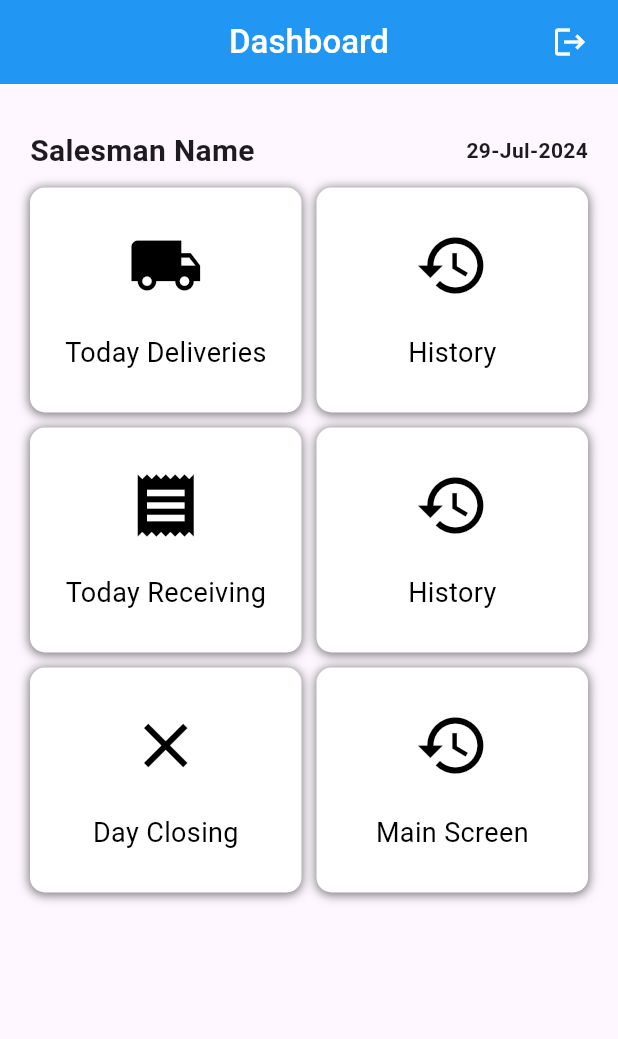
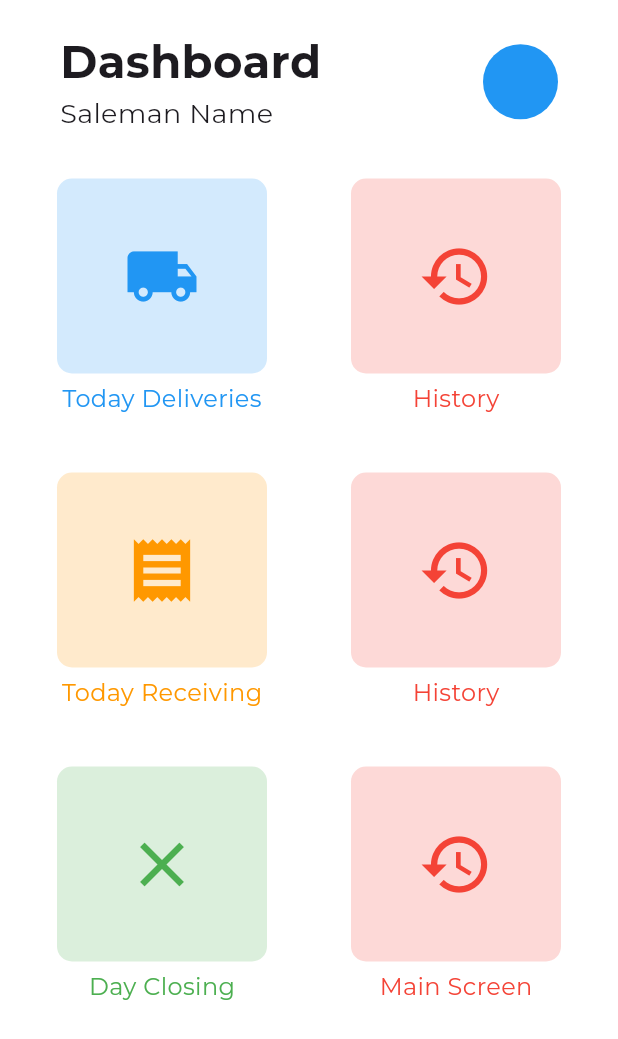
Before and after one commit to samiejaz/ak-enterprises-app, a Flutter app: the screen it shows after launch, on a phone screen of 412 x 824 dp. Shown: the top 1039 px of the screen. Run offline on Flutter 3.47's test engine with Material 3 defaults, Android fonts, the light colour scheme and no system bars; our stand-ins replace google_fonts, image_picker.

Commit message:
Color tiles

```diff
--- a/lib/screens/dash_board_screen.dart
+++ b/lib/screens/dash_board_screen.dart
@@ -1,6 +1,7 @@
 import 'package:ak_enterprises_app/utils/common_functions.dart';
 import 'package:ak_enterprises_app/utils/constants.dart';
 import 'package:flutter/material.dart';
+import 'package:google_fonts/google_fonts.dart';
 
 class DashBoardScreen extends StatefulWidget {
   const DashBoardScreen({super.key});
@@ -15,71 +16,70 @@ class _DashBoardScreenState extends State<DashBoardScreen> {
       "title": "Today Deliveries",
       "icon": Icons.local_shipping,
       "routeUrl": "/deliveries",
+      "color": Colors.blue
     },
     {
       "title": "History",
       "icon": Icons.history,
       "routeUrl": "/deliverieshistory",
+      "color": Colors.red
     },
     {
       "title": "Today Receiving",
       "icon": Icons.receipt,
       "routeUrl": "/receivings",
+      "color": Colors.orange
     },
     {
       "title": "History",
       "icon": Icons.history,
       "routeUrl": "/receivingshistory",
+      "color": Colors.red
     },
     {
       "title": "Day Closing",
       "icon": Icons.close,
       "routeUrl": "/dayclosing",
+      "color": Colors.green
     },
     {
       "title": "Main Screen",
       "icon": Icons.history,
       "routeUrl": "/history",
+      "color": Colors.red
     },
   ];
 
-  Widget cardTile(String title, IconData icon, String routeUrl) {
+  Widget cardTile(String title, IconData icon, String routeUrl, Color color) {
     return MouseRegion(
       cursor: SystemMouseCursors.click,
       child: GestureDetector(
         onTap: () {
           Navigator.pushNamed(context, routeUrl);
         },
-        child: Container(
-          padding: const EdgeInsets.all(10),
+        child: Column(
+          children: [
+            Container(
+              width: 140,
+              padding: const EdgeInsets.all(40),
               decoration: BoxDecoration(
                 borderRadius: BorderRadius.circular(10),
-            color: Colors.white,
-            boxShadow: const [
-              BoxShadow(
-                  color: Colors.black54,
-                  blurRadius: 5,
-                  offset: Offset(0, 1),
-                  spreadRadius: 0.1,
-                  blurStyle: BlurStyle.normal),
-            ],
+                color: color.withOpacity(0.2),
               ),
               child: Center(
-              child: Column(
-            mainAxisAlignment: MainAxisAlignment.center,
-            children: [
-              Icon(
+                child: Icon(
                   icon,
-                color: Colors.black,
+                  color: color,
                   size: 50,
                 ),
-              const SizedBox(height: 20),
-              Text(
-                title,
-                style: const TextStyle(color: Colors.black, fontSize: 18),
               ),
+            ),
+            const SizedBox(
+              height: 5,
+            ),
+            Text(title,
+                style: GoogleFonts.montserrat(color: color, fontSize: 16)),
           ],
-          )),
         ),
       ),
     );
@@ -141,99 +141,68 @@ class _DashBoardScreenState extends State<DashBoardScreen> {
         });
   }
 
+  Widget _renderTitle() {
+    return Container(
+      padding: const EdgeInsets.only(left: 30, right: 30, top: 10, bottom: 30),
+      child: Row(
+        mainAxisAlignment: MainAxisAlignment.spaceBetween,
+        children: [
+          Column(
+            crossAxisAlignment: CrossAxisAlignment.start,
+            children: [
+              Text(
+                "Dashboard",
+                style: GoogleFonts.montserrat(
+                    fontSize: 30, fontWeight: FontWeight.bold),
+              ),
+              Text(
+                "Saleman Name",
+                style: GoogleFonts.montserrat(fontSize: 18),
+              )
+            ],
+          ),
+          Container(
+            decoration: BoxDecoration(
+              borderRadius: BorderRadius.circular(50),
+              color: Colors.blue,
+            ),
+            width: 50,
+            height: 50,
+          )
+        ],
+      ),
+    );
+  }
+
   @override
   Widget build(BuildContext context) {
     return Scaffold(
-      appBar: AppBar(
-        backgroundColor: Colors.blue,
-        centerTitle: true,
-        title: const Text(
-          "Dashboard",
-          style: TextStyle(color: Colors.white, fontWeight: FontWeight.w500),
-        ),
-        actions: [
-          Padding(
-            padding: const EdgeInsets.all(8.0),
-            child: IconButton(
-              onPressed: _logoutUser,
-              icon: const Icon(Icons.logout),
-              color: Colors.white,
-            ),
-          )
-        ],
-      ),
+      backgroundColor: Colors.white,
       body: SafeArea(
         child: Container(
-            padding: const EdgeInsets.all(20),
+            padding: const EdgeInsets.symmetric(horizontal: 10, vertical: 10),
             child: Column(
               crossAxisAlignment: CrossAxisAlignment.start,
               children: [
-                const SizedBox(
-                  height: 10,
-                ),
                 // Name
-                Row(
-                  mainAxisAlignment: MainAxisAlignment.spaceBetween,
-                  children: [
-                    const Text(
-                      "Salesman Name",
-                      style:
-                          TextStyle(fontSize: 20, fontWeight: FontWeight.bold),
-                    ),
-                    Text(
-                      formatDateToDDMMYYYY(DateTime.now()),
-                      style: const TextStyle(
-                          fontSize: 14, fontWeight: FontWeight.bold),
-                    ),
-                  ],
-                ),
-                const SizedBox(
-                  height: 10,
-                ),
-                // Links
+                _renderTitle(), // Links
                 SizedBox(
-                  height: 500,
+                  height: 650,
                   child: GridView.builder(
                     itemCount: items.length,
                     gridDelegate:
                         const SliverGridDelegateWithFixedCrossAxisCount(
                       crossAxisCount: 2,
-                            crossAxisSpacing: 10,
-                            mainAxisSpacing: 10,
-                            mainAxisExtent: 150),
+                    ),
                     itemBuilder: (BuildContext context, int index) {
-                      return cardTile(items[index]["title"],
-                          items[index]["icon"], items[index]["routeUrl"]);
+                      return cardTile(
+                          items[index]["title"],
+                          items[index]["icon"],
+                          items[index]["routeUrl"],
+                          items[index]["color"]);
                     },
                   ),
                 ),
-                // Addtional Links
-
-                // GestureDetector(
-                //   onTap: () {
-                //     Navigator.of(context).pushNamed("/history");
-                //   },
-                //   child: Container(
-                //     margin: const EdgeInsets.all(0),
-                //     decoration: BoxDecoration(
-                //         boxShadow: const [
-                //           BoxShadow(
-                //               color: Colors.black54,
-                //               blurRadius: 5,
-                //               offset: Offset(0, 1),
-                //               spreadRadius: 0.1,
-                //               blurStyle: BlurStyle.normal),
-                //         ],
-                //         color: Colors.white,
-                //         borderRadius: BorderRadiusDirectional.circular(5)),
-                //     padding: const EdgeInsets.symmetric(
-                //         horizontal: 60, vertical: 10),
-                //     child: const Text(
-                //       "History",
-                //       style: TextStyle(color: Colors.black),
-                //     ),
-                //   ),
-                // )
               ],
             )),
       ),
--- a/lib/utils/constants.dart
+++ b/lib/utils/constants.dart
@@ -13,7 +13,7 @@ class Constants {
 }
 
 class APIConstants {
-  static const String baseUrl = 'https://e732-110-39-141-170.ngrok-free.app';
+  static const String baseUrl = 'https://7271-110-39-141-170.ngrok-free.app';
 }
 
 class SecureStorageKeys {
--- a/pubspec.yaml
+++ b/pubspec.yaml
@@ -38,6 +38,7 @@ dependencies:
   flutter_secure_storage: ^9.2.2
   intl: ^0.19.0
   image_picker: ^1.1.2
+  google_fonts: ^6.2.1
 
 dev_dependencies:
   flutter_test:
```
Also changed, not shown: pubspec.lock. Lines whose indentation alone changed are shown as unchanged.
